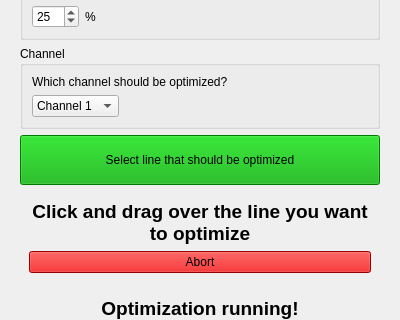
Before: the Qt Designer form linien/client/ui/optimization_panel.ui in linien-org/linien, drawn with Qt 5; both pictures show x 0 to 400 and y 377 to 697 of the 400 by 1261 pixel window.
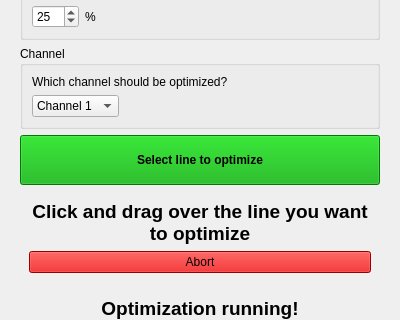
After: the same form once the commit is applied.

What changed in the file:
```diff
--- a/linien/client/ui/optimization_panel.ui
+++ b/linien/client/ui/optimization_panel.ui
@@ -297,11 +297,17 @@
              <height>50</height>
             </size>
            </property>
+           <property name="font">
+            <font>
+             <weight>75</weight>
+             <bold>true</bold>
+            </font>
+           </property>
            <property name="styleSheet">
             <string notr="true">background: #00aa00</string>
            </property>
            <property name="text">
-            <string>Select line that should be optimized</string>
+            <string>Select line to optimize</string>
            </property>
           </widget>
          </item>
```
